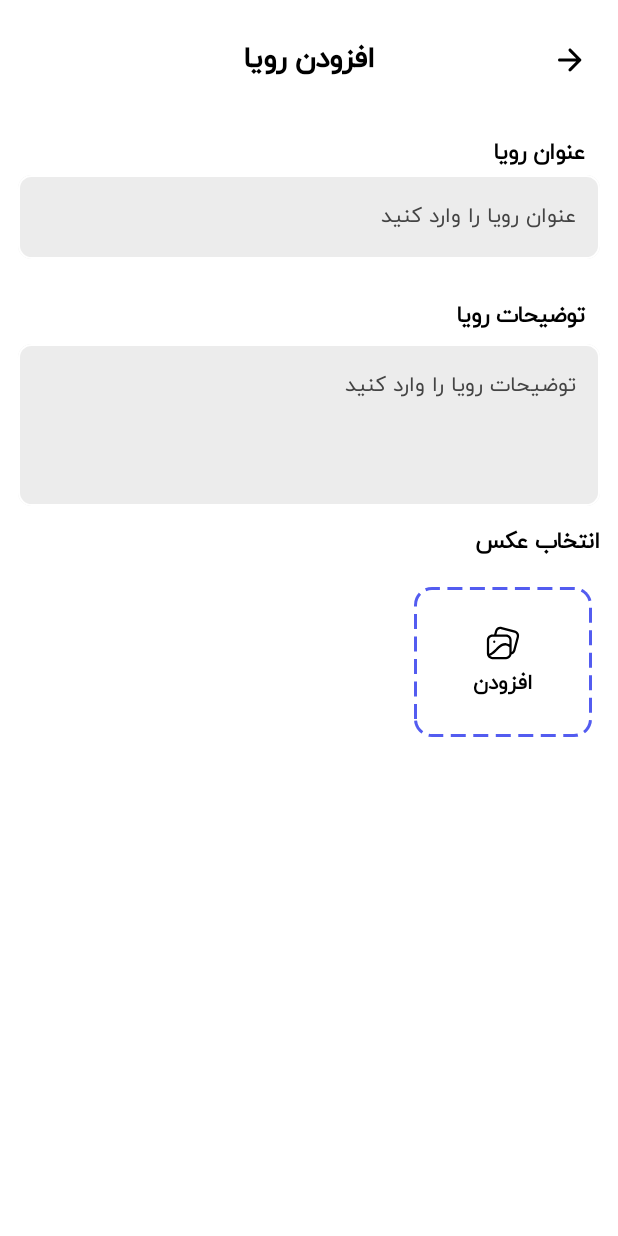
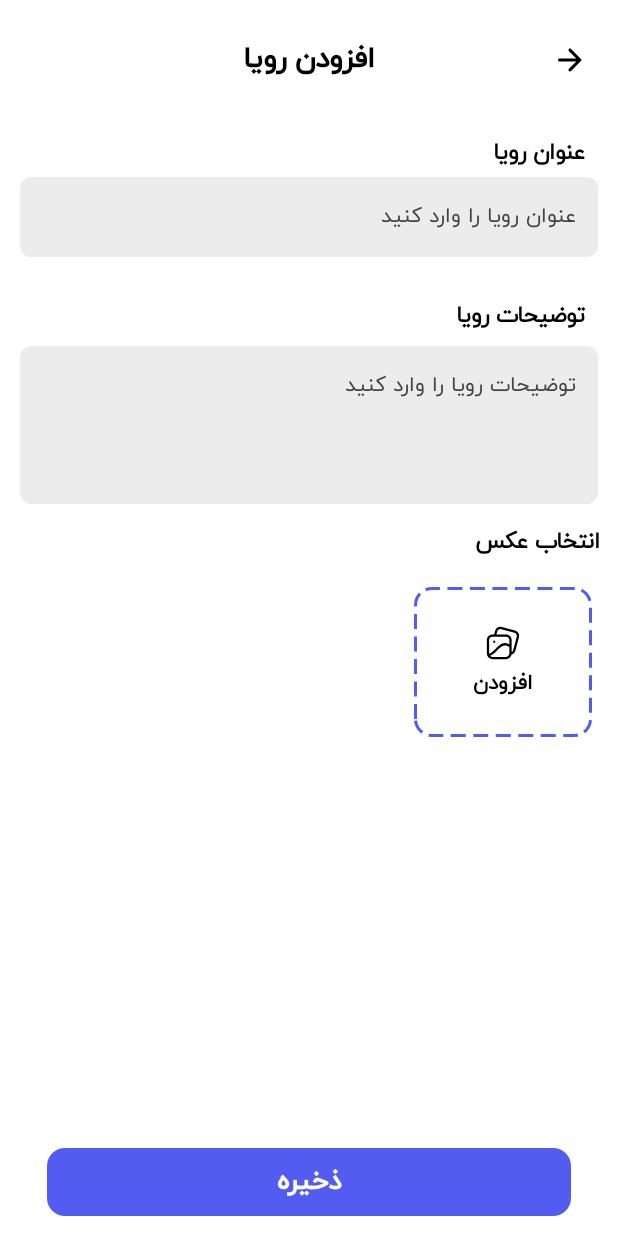
Before and after one commit to alirezaahmadi056/task-manager, an Android app built with Jetpack Compose: the AddDreamScreen screen opened through its navigation route, on a phone screen of 412 x 824 dp. Run offline under Robolectric (Android 15) with nearby library versions, the light colour scheme and no system bars; our stand-ins replace Dagger/Hilt's generated code, Room's generated code; 6 statements that could not run were skipped.

Commit message:
add btn save and update dream

```diff
--- a/app/src/main/java/info/alirezaahmadi/taskmanager/ui/graph/dreame/addDream/AddDreamScreen.kt
+++ b/app/src/main/java/info/alirezaahmadi/taskmanager/ui/graph/dreame/addDream/AddDreamScreen.kt
@@ -1,38 +1,41 @@
 package info.alirezaahmadi.taskmanager.ui.graph.dreame.addDream
 
+import androidx.compose.animation.AnimatedVisibility
+import androidx.compose.foundation.background
+import androidx.compose.foundation.layout.Box
 import androidx.compose.foundation.layout.Column
+import androidx.compose.foundation.layout.PaddingValues
 import androidx.compose.foundation.layout.fillMaxSize
 import androidx.compose.foundation.layout.fillMaxWidth
 import androidx.compose.foundation.layout.padding
-import androidx.compose.foundation.rememberScrollState
 import androidx.compose.foundation.shape.RoundedCornerShape
-import androidx.compose.foundation.verticalScroll
-import androidx.compose.material.icons.Icons
-import androidx.compose.material.icons.rounded.Add
-import androidx.compose.material3.ExtendedFloatingActionButton
-import androidx.compose.material3.FabPosition
-import androidx.compose.material3.Icon
+import androidx.compose.material3.Button
+import androidx.compose.material3.ButtonDefaults
 import androidx.compose.material3.MaterialTheme
 import androidx.compose.material3.OutlinedTextField
 import androidx.compose.material3.Scaffold
 import androidx.compose.material3.Text
 import androidx.compose.material3.TextFieldDefaults
 import androidx.compose.runtime.Composable
+import androidx.compose.runtime.LaunchedEffect
 import androidx.compose.runtime.getValue
 import androidx.compose.runtime.mutableStateListOf
 import androidx.compose.runtime.mutableStateOf
 import androidx.compose.runtime.remember
 import androidx.compose.runtime.setValue
+import androidx.compose.ui.Alignment
 import androidx.compose.ui.Modifier
 import androidx.compose.ui.graphics.Color
 import androidx.compose.ui.res.stringResource
 import androidx.compose.ui.text.font.FontWeight
+import androidx.compose.ui.text.style.TextAlign
 import androidx.compose.ui.unit.dp
 import androidx.navigation.NavHostController
 import info.alirezaahmadi.taskmanager.R
+import info.alirezaahmadi.taskmanager.data.db.dream.DreamItem
 import info.alirezaahmadi.taskmanager.ui.component.CenterBackTopBar
-import info.alirezaahmadi.taskmanager.ui.graph.goals.main.GoalsTopBar
 import info.alirezaahmadi.taskmanager.viewModel.DreamViewModel
+import kotlinx.coroutines.flow.collectLatest
 
 @Composable
 fun AddDreamScreen(
@@ -45,12 +48,71 @@ fun AddDreamScreen(
     var checkInput by remember { mutableStateOf(false) }
     val imageList = remember { mutableStateListOf<String>() }
     var coveredImage by remember { mutableStateOf("") }
+    LaunchedEffect(id) {
+        dreamViewModel.getDreamById(id).collectLatest { dream ->
+            dream?.let { item ->
+                title = item.title
+                description = item.description
+                imageList.clear()
+                imageList.addAll(item.imageUriList)
+                coveredImage = item.coverUri
+            }
+        }
+    }
     Scaffold(
         containerColor = Color.White,
         topBar = {
             CenterBackTopBar(text = stringResource(if (id == 0) R.string.add_dream else R.string.update_dream)) {
                 navHostController.navigateUp()
             }
+        },
+        bottomBar = {
+            Box(
+                modifier = Modifier
+                    .fillMaxWidth()
+                    .background(Color.White),
+                contentAlignment = Alignment.Center
+            ) {
+                Button(
+                    modifier = Modifier
+                        .padding(12.dp)
+                        .fillMaxWidth(0.9f),
+                    contentPadding = PaddingValues(
+                        horizontal = 40.dp,
+                        vertical = 8.dp
+                    ),
+                    shape = RoundedCornerShape(12.dp),
+                    colors = ButtonDefaults.buttonColors(
+                        containerColor = Color(0xff535CF0),
+                        contentColor = Color.White
+                    ),
+                    onClick = {
+                        if (imageList.toList().isNotEmpty() && title.isNotEmpty()) {
+                            checkInput = false
+                            dreamViewModel.upsertDreamItem(
+                                DreamItem(
+                                    id = id,
+                                    title = title,
+                                    coverUri = coveredImage,
+                                    description = description,
+                                    imageUriList = imageList
+                                )
+                            )
+                            navHostController.navigateUp()
+                        } else {
+                            checkInput = true
+                        }
+                    }
+                ) {
+                    Text(
+                        modifier = Modifier.padding(2.dp),
+                        text = stringResource(R.string.save),
+                        style = MaterialTheme.typography.labelMedium,
+                        fontWeight = FontWeight.Bold
+                    )
+                }
+            }
+
         }
     ) { innerPadding ->
         Column(
@@ -155,6 +217,20 @@ fun AddDreamScreen(
                     imageList.remove(image)
                 }
             )
+            AnimatedVisibility(
+                checkInput && imageList.toList().isEmpty()
+            ) {
+                Text(
+                    modifier = Modifier
+                        .fillMaxWidth()
+                        .padding(vertical = 6.dp, horizontal = 12.dp),
+                    text = "حداقل یک عکس وارد کنید",
+                    style = MaterialTheme.typography.titleMedium,
+                    fontWeight = FontWeight.SemiBold,
+                    color = Color(0xFFE20000),
+                    textAlign = TextAlign.Start
+                )
+            }
         }
     }
 }
```
